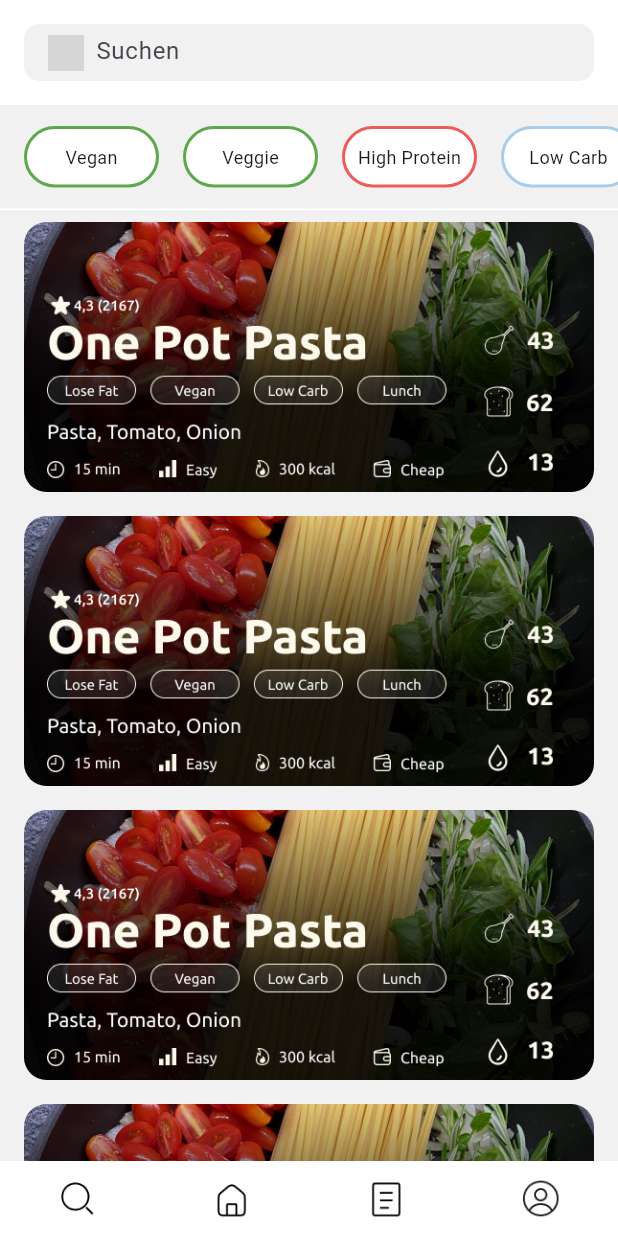
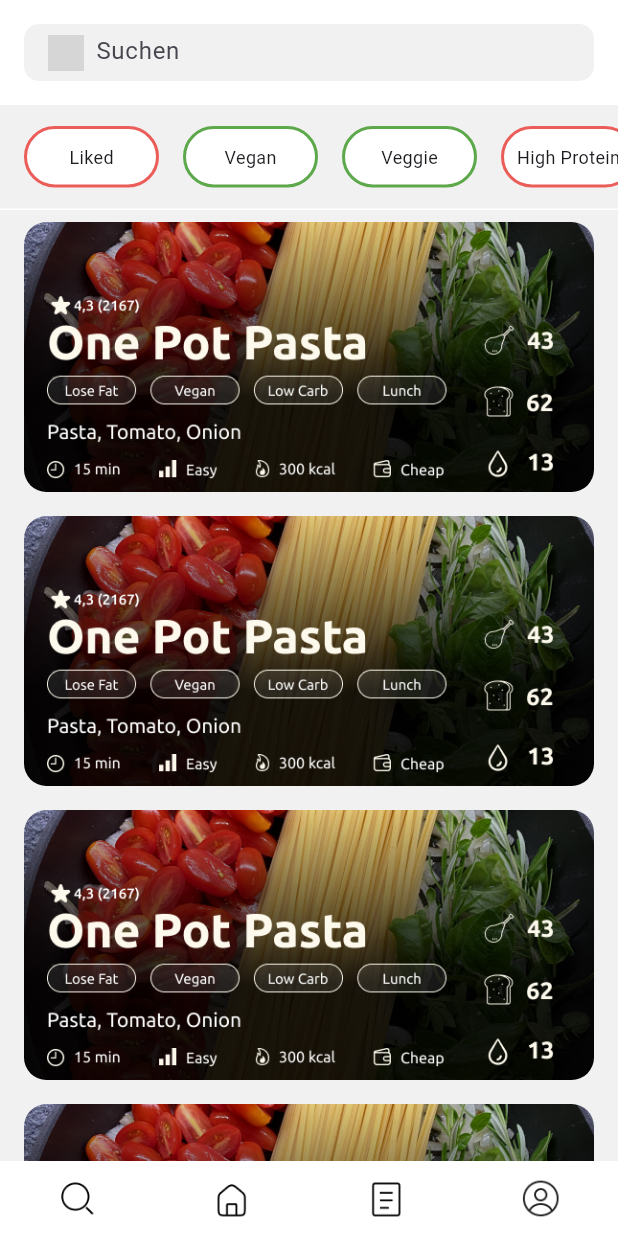
Before and after one commit to patschwendeman/mealPlaner-prototype, a Flutter app: the SearchView screen opened directly, on a phone screen of 412 x 824 dp. Run offline on Flutter 3.47's test engine with Material 3 defaults, Android fonts, the phone set to English and light mode, and no system bars; our stand-ins replace pie_chart; grey boxes are pictures that could not be loaded.

Commit message:
Added "liked" filter item to List

```diff
--- a/app/lib/shared/variables/filter_categories.dart
+++ b/app/lib/shared/variables/filter_categories.dart
@@ -2,6 +2,7 @@ import 'package:app/shared/variables/colors.dart';
 
 class FilterCategories {
   static const List<Map<String, dynamic>> filterCategoriesList = [
+    {'label': 'Liked', 'color': AppColors.red},
     {'label': 'Vegan', 'color': AppColors.green},
     {'label': 'Veggie', 'color': AppColors.green},
     {'label': 'High Protein', 'color': AppColors.red},
```
